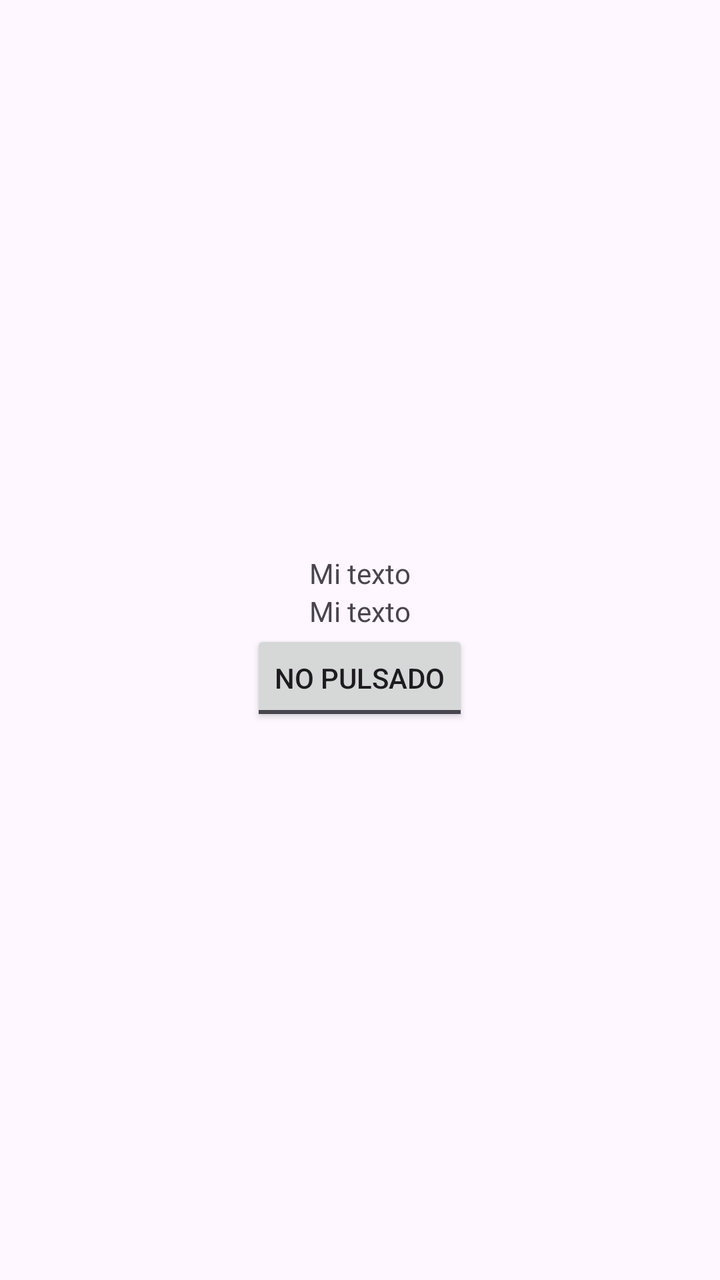
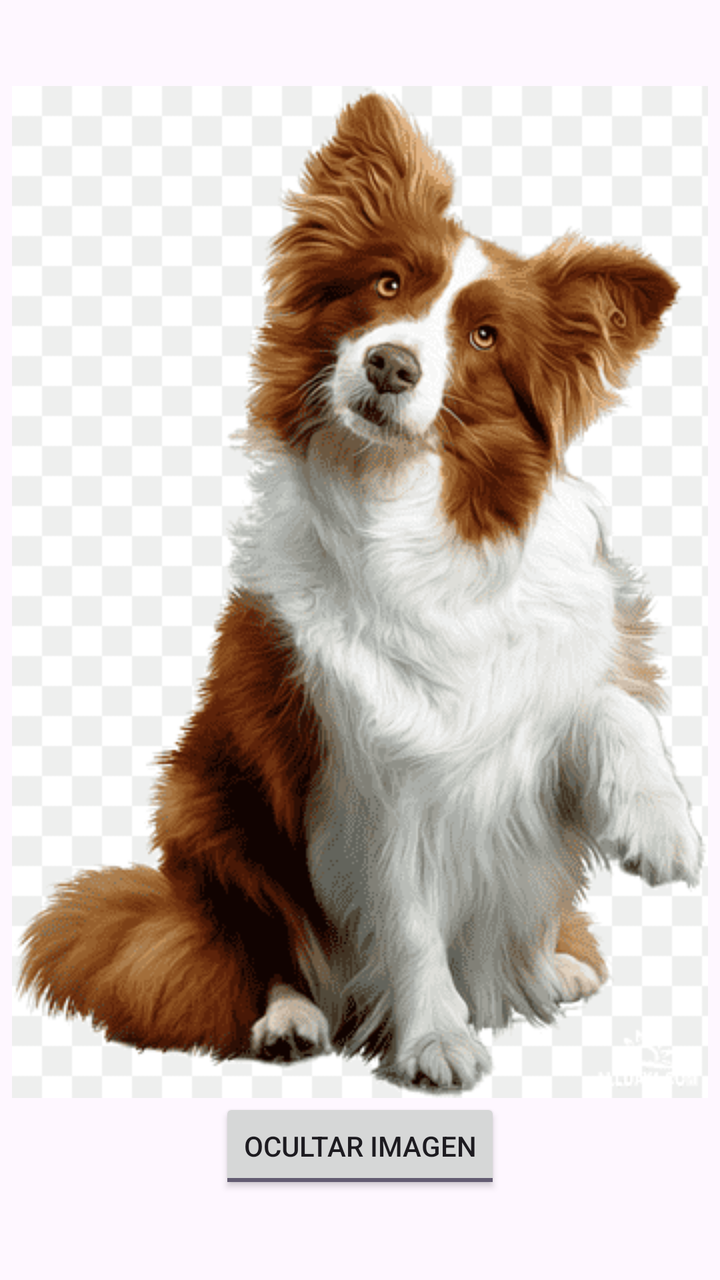

Before-and-after screenshots of an Android layout around one commit, followed by the original layout XML and the change that was made.
<!-- AndroidManifest.xml: application theme Theme.Tema4ButtonToggleButton -->
<!-- res/layout/activity_main.xml -->
<?xml version="1.0" encoding="utf-8"?>
<LinearLayout xmlns:android="http://schemas.android.com/apk/res/android"
    android:layout_width="match_parent"
    android:layout_height="match_parent"
    android:gravity="center"
    android:orientation="vertical">

    <TextView
        android:id="@+id/texto"
        android:layout_width="wrap_content"
        android:layout_height="wrap_content"
        android:text="Mi texto" />
    <TextView
        android:id="@+id/texto2"
        android:layout_width="wrap_content"
        android:layout_height="wrap_content"
        android:text="Mi texto" />

    <ToggleButton
        android:layout_width="wrap_content"
        android:layout_height="wrap_content"
        android:id="@+id/tgboton"
        android:text="ToggleButton"
        android:textOff="No pulsado"
        android:textOn="Pulsado"
        android:checked="false"
        />

</LinearLayout>
<!-- resources referenced by this layout -->
<resources>
  <style name="Theme.Tema4ButtonToggleButton" parent="Base.Theme.Tema4ButtonToggleButton" />
  <style name="Base.Theme.Tema4ButtonToggleButton" parent="Theme.Material3.DayNight.NoActionBar">
          
          
      </style>
</resources>

<!-- the commit's change to res/layout/activity_main.xml (unified diff, before → after) -->
@@ -5,25 +5,19 @@
     android:gravity="center"
     android:orientation="vertical">
 
-    <TextView
-        android:id="@+id/texto"
+    <ImageButton
+        android:id="@+id/botonImagen"
+        android:layout_width="348dp"
+        android:layout_height="506dp"
+        android:src="@drawable/imagen2"
+        android:contentDescription="Imagen del perro" />
+
+    <ToggleButton
+        android:id="@+id/boton1"
         android:layout_width="wrap_content"
         android:layout_height="wrap_content"
-        android:text="Mi texto" />
-    <TextView
-        android:id="@+id/texto2"
-        android:layout_width="wrap_content"
-        android:layout_height="wrap_content"
-        android:text="Mi texto" />
-
-    <ToggleButton
-        android:layout_width="wrap_content"
-        android:layout_height="wrap_content"
-        android:id="@+id/tgboton"
-        android:text="ToggleButton"
-        android:textOff="No pulsado"
-        android:textOn="Pulsado"
-        android:checked="false"
-        />
+        android:textOn="Ocultar imagen"
+        android:textOff="Mostrar imagen"
+        android:checked="true" />
 
 </LinearLayout>
<!-- resource entries referenced after the edit -->
@@ -1,5 +1,6 @@
 <!-- resources referenced by this layout -->
 <resources>
+  <!-- drawable imagen2: png bitmap (drawable, 40173 bytes) -->
   <style name="Theme.Tema4ButtonToggleButton" parent="Base.Theme.Tema4ButtonToggleButton" />
   <style name="Base.Theme.Tema4ButtonToggleButton" parent="Theme.Material3.DayNight.NoActionBar">
           
